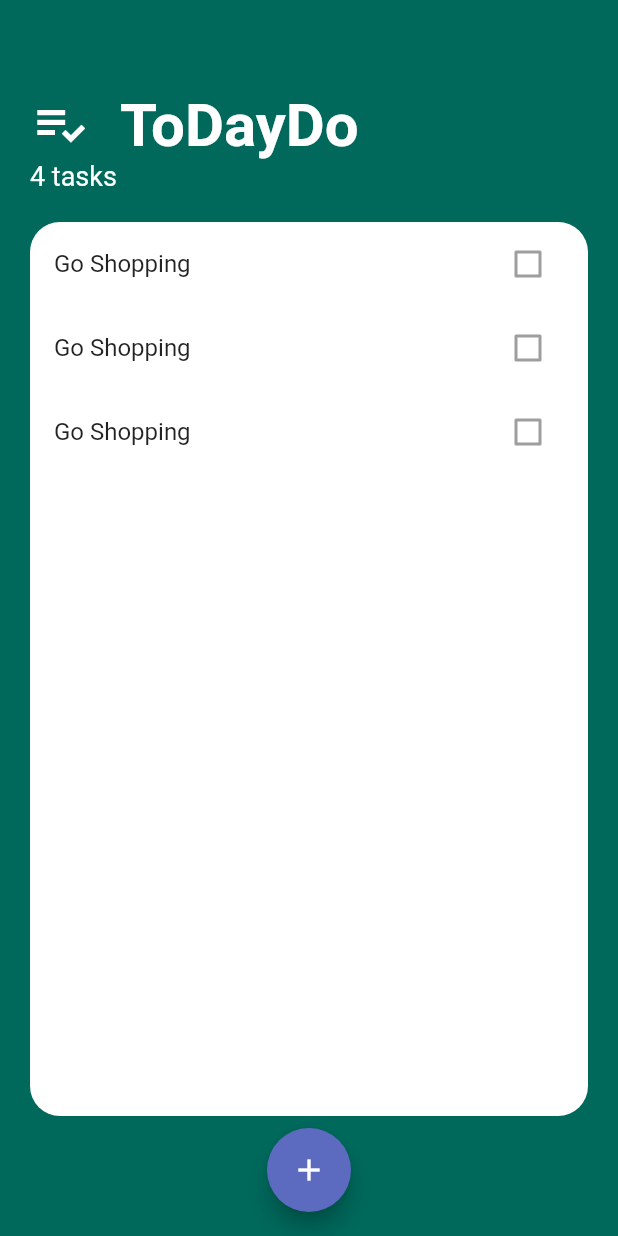
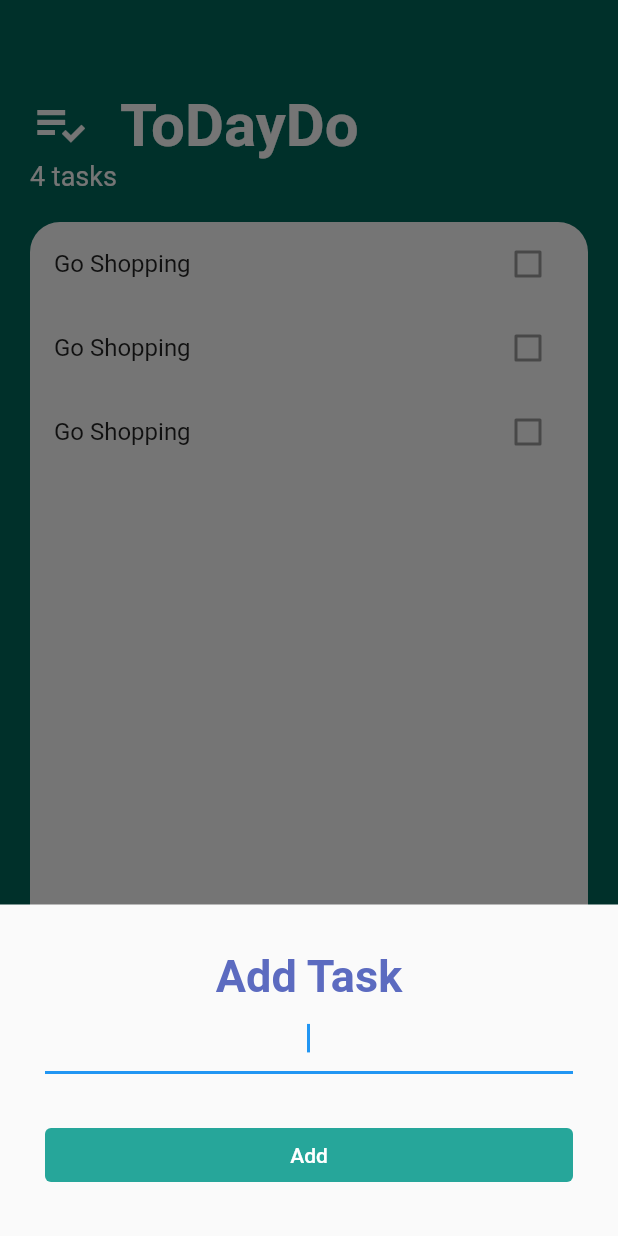
Before and after one commit to Scorpion645/todoapp, a Flutter app: the screen it shows after launch, after a tap on the "add" icon, on a phone screen of 412 x 824 dp. Run offline on Flutter 3.47's test engine with Material 2 defaults, Android fonts, the phone set to English and light mode, and no system bars.

Commit message:
after video 91

```diff
--- /dev/null
+++ b/lib/screens/add_task_screen.dart
@@ -0,0 +1,36 @@
+import 'package:flutter/material.dart';
+
+class AddTaskScreen extends StatelessWidget {
+  const AddTaskScreen({super.key});
+
+  @override
+  Widget build(BuildContext context) {
+    return Container(
+      padding: EdgeInsets.all(30),
+      child: Column(
+        crossAxisAlignment: CrossAxisAlignment.stretch,
+        children: [
+          Text(
+            'Add Task',
+            textAlign: TextAlign.center,
+            style: TextStyle(
+                fontSize: 30,
+                color: Colors.indigo[400],
+                fontWeight: FontWeight.bold),
+          ),
+          TextField(
+            autofocus: true,
+            textAlign: TextAlign.center,
+          ),
+          SizedBox(height: 30,),
+          TextButton(
+            onPressed: () {},
+            child: Text('Add'),
+            style: TextButton.styleFrom(
+                backgroundColor: Colors.teal[400], primary: Colors.white),
+          ),
+        ],
+      ),
+    );
+  }
+}
--- a/lib/screens/tasks_screen.dart
+++ b/lib/screens/tasks_screen.dart
@@ -1,6 +1,7 @@
 // ignore_for_file: prefer_const_literals_to_create_immutables, prefer_const_constructors
 
 import 'package:flutter/material.dart';
+import 'package:todoapp/screens/add_task_screen.dart';
 import 'package:todoapp/widgets/tasks_list.dart';
 
 class TasksScreen extends StatelessWidget {
@@ -11,7 +12,17 @@ class TasksScreen extends StatelessWidget {
     return Scaffold(
       floatingActionButtonLocation: FloatingActionButtonLocation.centerFloat,
       floatingActionButton: FloatingActionButton(
-        onPressed: () {},
+        onPressed: () {
+          showModalBottomSheet(
+            isScrollControlled: true,
+            context: context,
+            builder: (context) => SingleChildScrollView(
+                child: Container(
+                    padding: EdgeInsets.only(
+                        bottom: MediaQuery.of(context).viewInsets.bottom),
+                    child: AddTaskScreen())),
+          );
+        },
         backgroundColor: Colors.indigo[400],
         child: Icon(Icons.add),
       ),
```
